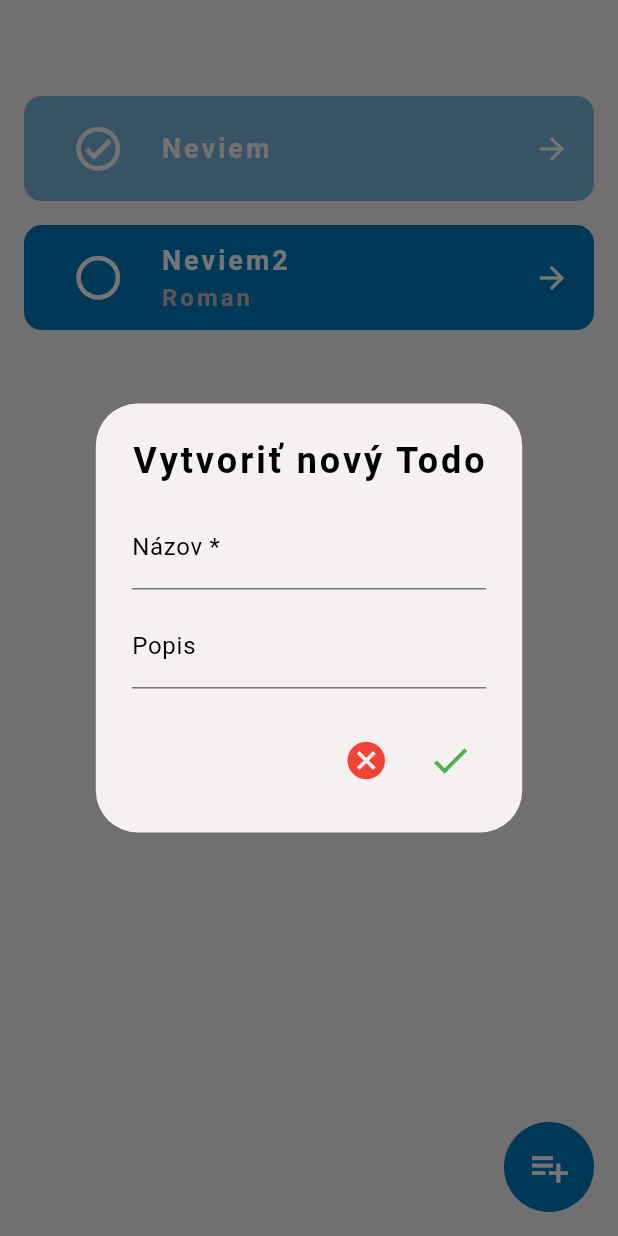
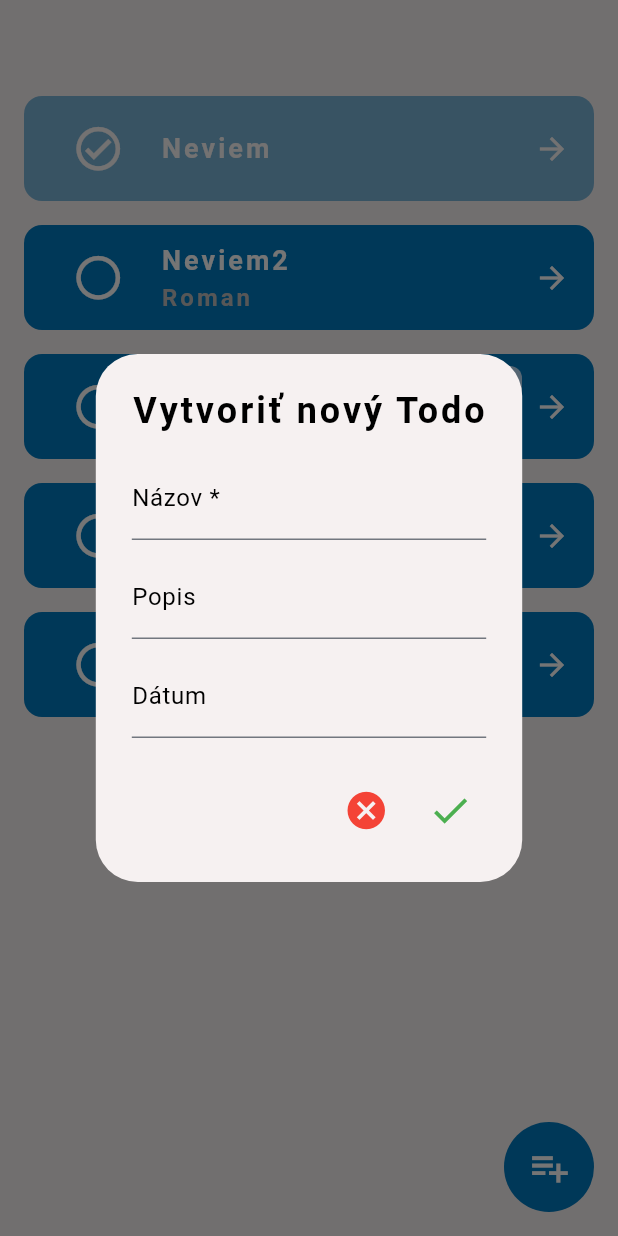
Before and after one commit to adrianlicko/Flutter-Django-calendar-app, a Flutter app: the TodoScreen screen opened by its route, after a tap on the "circle" icon, after a tap on the "playlist add" icon, on a phone screen of 412 x 824 dp. Run offline on Flutter 3.47's test engine with Material 3 defaults, Android fonts, the phone set to English and light mode, and no system bars; our stand-ins replace go_router.

Commit message:
add option to set date and time to a todo

```diff
--- a/frontend/lib/components/todo_card.dart
+++ b/frontend/lib/components/todo_card.dart
@@ -50,6 +50,34 @@ class _TodoCardState extends State<TodoCard> {
     );
   }
 
+  Widget _buildDateTimeWidget() {
+    if (widget.todo.date != null) {
+      return Padding(
+        padding: const EdgeInsets.all(8.0),
+        child: IntrinsicHeight(
+          child: Container(
+            decoration: BoxDecoration(
+              color: Colors.blue[100],
+              borderRadius: BorderRadius.circular(8.0),
+            ),
+            child: Padding(
+              padding: const EdgeInsets.all(4.0),
+              child: Column(
+                mainAxisAlignment: MainAxisAlignment.center,
+                children: [
+                  Text(widget.todo.date!.toIso8601String().substring(0, 10)),
+                  if (widget.todo.time != null) Text(widget.todo.time.toString().substring(10, 15)),
+                ],
+              ),
+            ),
+          ),
+        ),
+      );
+    } else {
+      return const SizedBox.shrink();
+    }
+  }
+
   Widget _buildContent(BuildContext context) {
     return Padding(
       padding: const EdgeInsets.symmetric(horizontal: 16.0),
@@ -82,6 +110,7 @@ class _TodoCardState extends State<TodoCard> {
           Expanded(
             child: widget.todo.description == null ? _buildText(context) : _buildTextWithDescription(context),
           ),
+          _buildDateTimeWidget(),
           const Icon(Icons.arrow_forward),
         ],
       ),
--- a/frontend/lib/dialogs/create_todo_dialog.dart
+++ b/frontend/lib/dialogs/create_todo_dialog.dart
@@ -2,6 +2,7 @@ import 'package:flutter/material.dart';
 import 'package:frontend/app_router.dart';
 import 'package:frontend/models/todo_model.dart';
 import 'package:frontend/services/todo_service.dart';
+import 'package:intl/intl.dart';
 
 class CreateTodoDialog extends StatefulWidget {
   const CreateTodoDialog({super.key});
@@ -14,17 +15,11 @@ class _CreateTodoDialogState extends State<CreateTodoDialog> {
   final _formKey = GlobalKey<FormState>();
   String _title = '';
   String _description = '';
+  DateTime? _selectedDate;
+  TimeOfDay? _selectedTime;
 
-  @override
-  Widget build(BuildContext context) {
-    return AlertDialog(
-      title: const Text('Vytvoriť nový Todo'),
-      content: Form(
-        key: _formKey,
-        child: Column(
-          mainAxisSize: MainAxisSize.min,
-          children: [
-            TextFormField(
+  Widget _buildTitleField() {
+    return TextFormField(
       decoration: const InputDecoration(
         labelText: 'Názov *',
       ),
@@ -37,16 +32,91 @@ class _CreateTodoDialogState extends State<CreateTodoDialog> {
       onSaved: (value) {
         _title = value!.trim();
       },
-            ),
-            const SizedBox(height: 10),
-            TextFormField(
+    );
+  }
+
+  Widget _buildDescriptionField() {
+    return TextFormField(
       decoration: const InputDecoration(
         labelText: 'Popis',
       ),
       onSaved: (value) {
         _description = value!.trim();
       },
+    );
+  }
+
+  Widget _buildDatePickerField() {
+    return TextFormField(
+      readOnly: true,
+      decoration: const InputDecoration(
+        labelText: 'Dátum',
       ),
+      onTap: () async {
+        final DateTime? pickedDate = await showDatePicker(
+          context: context,
+          initialDate: DateTime.now(),
+          firstDate: DateTime(2000),
+          lastDate: DateTime(2100),
+        );
+        if (pickedDate != null) {
+          setState(() {
+            _selectedDate = pickedDate;
+          });
+        }
+      },
+      controller: TextEditingController(
+        text: _selectedDate != null ? DateFormat('yyyy-MM-dd').format(_selectedDate!) : '',
+      ),
+    );
+  }
+
+  Widget _buildTimePickerField() {
+    return TextFormField(
+      readOnly: true,
+      decoration: const InputDecoration(
+        labelText: 'Čas',
+      ),
+      onTap: () async {
+        final TimeOfDay? pickedTime = await showTimePicker(
+          context: context,
+          initialTime: TimeOfDay.now(),
+        );
+        if (pickedTime != null) {
+          setState(() {
+            _selectedTime = pickedTime;
+          });
+        }
+      },
+      controller: TextEditingController(
+        text: _selectedTime != null ? _selectedTime!.format(context) : '',
+      ),
+    );
+  }
+
+  @override
+  Widget build(BuildContext context) {
+    return AlertDialog(
+      title: const Text('Vytvoriť nový Todo'),
+      content: Form(
+        key: _formKey,
+        child: Column(
+          mainAxisSize: MainAxisSize.min,
+          children: [
+            _buildTitleField(),
+            const SizedBox(height: 10),
+            _buildDescriptionField(),
+            const SizedBox(height: 10),
+            _buildDatePickerField(),
+            if (_selectedDate != null)
+              Column(
+                children: [
+                  const SizedBox(height: 10),
+                  _buildTimePickerField(),
+                ],
+              )
+            else
+              const SizedBox.shrink()
           ],
         ),
       ),
@@ -67,6 +137,8 @@ class _CreateTodoDialogState extends State<CreateTodoDialog> {
                 title: _title,
                 description: _description.isEmpty ? null : _description,
                 isCompleted: false,
+                date: _selectedDate,
+                time: _selectedTime,
               );
               TodoService.addTodo(newTodo);
               router.pop(newTodo);
--- a/frontend/lib/models/todo_model.dart
+++ b/frontend/lib/models/todo_model.dart
@@ -1,9 +1,13 @@
+import 'package:flutter/material.dart';
+
 class TodoModel {
   final DateTime? createdAt;
   final String id;
   final String title;
   final String? description;
   bool isCompleted;
+  final DateTime? date;
+  final TimeOfDay? time;
 
   TodoModel({
     this.createdAt, // backend will handle this
@@ -11,5 +15,7 @@ class TodoModel {
     required this.title,
     this.description,
     this.isCompleted = false,
+    this.date,
+    this.time,
   });
 }
--- a/frontend/lib/services/todo_service.dart
+++ b/frontend/lib/services/todo_service.dart
@@ -1,10 +1,20 @@
+import 'package:flutter/material.dart';
 import 'package:frontend/models/todo_model.dart';
 
 class TodoService {
   // mocked data
   static final List<TodoModel> _todos = [
     TodoModel(id: "123", title: "Neviem"),
-    TodoModel(id: "11", title: "Neviem2", description: "Roman")
+    TodoModel(id: "11", title: "Neviem2", description: "Roman"),
+    TodoModel(
+        id: "122",
+        title: "So vsetkym",
+        description: "Nejaky popis",
+        date: DateTime(2024),
+        time: const TimeOfDay(hour: 4, minute: 13)),
+    TodoModel(id: "132", title: "S datumom", description: "Nejaky popis", date: DateTime(2024)),
+    TodoModel(
+        id: "132333", title: "S casom", description: "Nejaky popis", time: TimeOfDay.fromDateTime(DateTime.now())),
   ];
 
   static List<TodoModel> getTodos() {
--- a/frontend/pubspec.yaml
+++ b/frontend/pubspec.yaml
@@ -36,6 +36,7 @@ dependencies:
   # Use with the CupertinoIcons class for iOS style icons.
   cupertino_icons: ^1.0.8
   go_router: ^14.6.2
+  intl: ^0.20.1
 
 dev_dependencies:
   flutter_test:
```
Also changed, not shown: frontend/lib/screens/todo/todo_detail_screen.dart (+7 -2 lines), frontend/pubspec.lock. Lines whose indentation alone changed are shown as unchanged.
